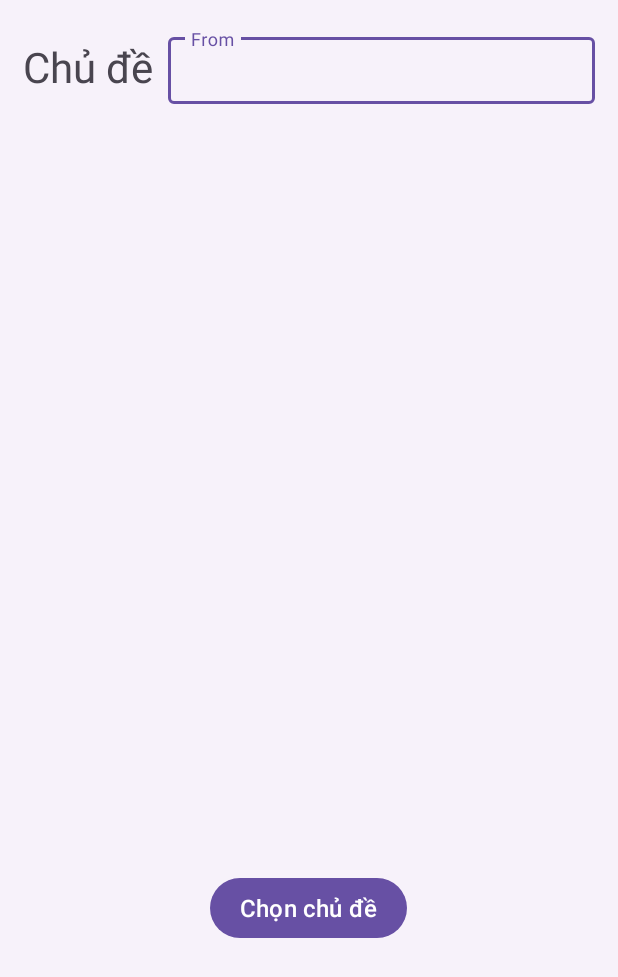
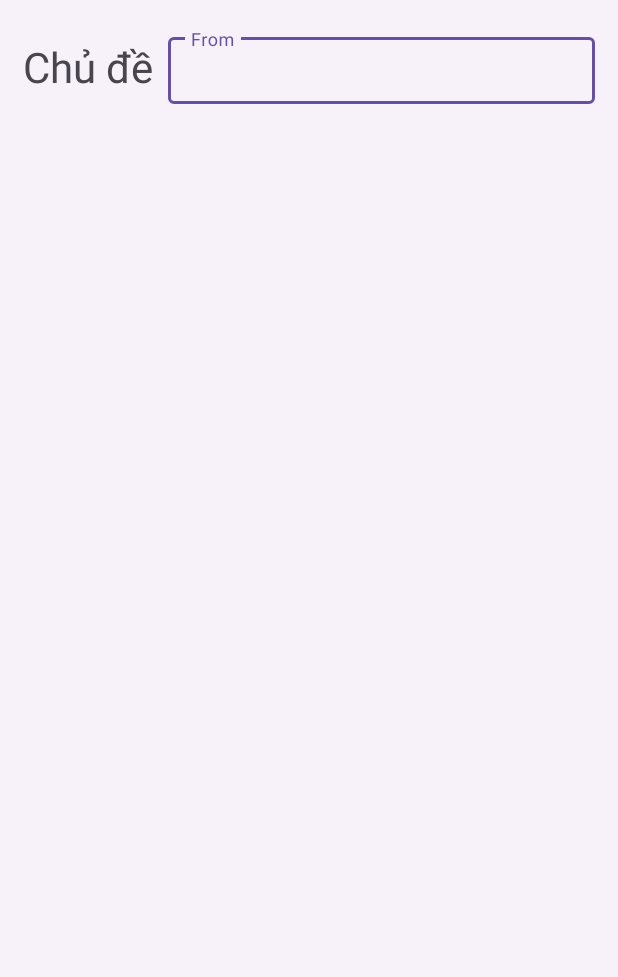
Before and after one commit to ngdg11/andr2324, an Android app: the Frame5 screen opened directly, with no data from a screen before it, on a phone screen of 412 x 824 dp. Shown: the top 977 px of the screen. Run offline under Robolectric (Android 15) with nearby library versions, the phone set to English and light mode, and no system bars; 2 statements that could not run were skipped.

Commit message:
sua giao dien fr 5

```diff
--- a/app/src/main/res/layout/all_quiz_frame5.xml
+++ b/app/src/main/res/layout/all_quiz_frame5.xml
@@ -12,6 +12,7 @@
     <LinearLayout
         android:layout_width="match_parent"
         android:layout_height="wrap_content"
+        android:layout_marginBottom="20dp"
         android:orientation="horizontal"
         android:layout_gravity="center"
         android:gravity="center"
@@ -24,16 +25,17 @@
             android:layout_marginRight="10dp"
             android:text="Chủ đề"
             android:textSize="28sp" />
+
         <com.google.android.material.textfield.TextInputLayout
-            android:id="@+id/textField"
+            android:id="@+id/subjectSuggest"
             android:layout_width="match_parent"
             android:layout_height="wrap_content"
-
             android:hint="From"
             app:endIconMode="clear_text"
             style="@style/Widget.MaterialComponents.TextInputLayout.OutlinedBox">
 
-            <AutoCompleteTextView
+            <androidx.appcompat.widget.AppCompatAutoCompleteTextView
+                android:id="@+id/autoCompleteSubject"
                 android:paddingHorizontal="15dp"
                 android:paddingVertical="10dp"
                 android:layout_width="match_parent"
@@ -47,25 +49,11 @@
 
 
     <ListView
-        android:id="@+id/listItemSubject"
+        android:id="@+id/listItemQuestion"
         android:layout_width="match_parent"
         android:layout_height="508dp"
         android:paddingVertical="10dp">
 
     </ListView>
 
-
-    <Button
-        android:id="@+id/chooseSubjectBtn"
-        android:layout_width="wrap_content"
-        android:layout_height="wrap_content"
-        android:layout_gravity="center"
-        android:gravity="center"
-        android:paddingHorizontal="20dp"
-        android:paddingVertical="3dp"
-        android:text="Chọn chủ đề"
-        android:textSize="16sp"
-        />
-
-
 </LinearLayout>
```
